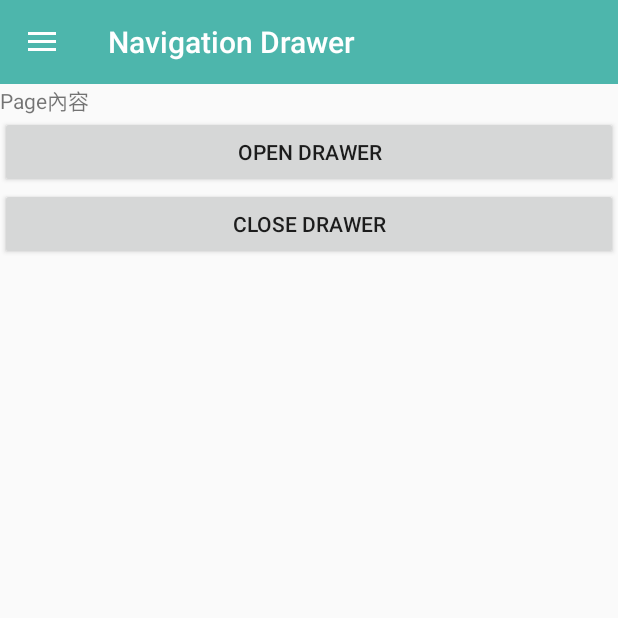
After one commit to kentsung118/android-ui-runway, an Android app: the DrawerActivity screen opened directly, with no data from a screen before it, on a phone screen of 412 x 824 dp, the top half of it. The commit adds this screen. Run offline under Robolectric (Android 15) with nearby library versions, the phone set to English and light mode, and no system bars; our stand-ins replace ButterKnife.

Commit message:
加入Navigation Drawer

```diff
--- a/app/src/main/AndroidManifest.xml
+++ b/app/src/main/AndroidManifest.xml
@@ -19,6 +19,7 @@
         <activity android:name=".demo.recyclerview.RecyclerViewActivity"/>
         <activity android:name=".demo.listview.ListViewActivity"/>
         <activity android:name=".demo.alarm.AlarmActivity"/>
+        <activity android:name=".demo.drawer.DrawerActivity"/>
 
         <receiver
             android:name=".demo.alarm.AlarmReceiver"
--- a/app/src/main/java/com/android/ui/kent/MainActivity.java
+++ b/app/src/main/java/com/android/ui/kent/MainActivity.java
@@ -10,6 +10,7 @@ import android.widget.ListView;
 
 import com.android.ui.kent.demo.BaseActivity;
 import com.android.ui.kent.demo.alarm.AlarmActivity;
+import com.android.ui.kent.demo.drawer.DrawerActivity;
 import com.android.ui.kent.demo.listview.ListViewActivity;
 import com.android.ui.kent.demo.recyclerview.RecyclerViewActivity;
 
@@ -45,6 +46,7 @@ public class MainActivity extends BaseActivity {
         list.add("RecyclerView");
         list.add("ListView");
         list.add("Alarm Manager");
+        list.add("Navigation Drawer");
 
         ArrayAdapter<String> listAdapter = new ArrayAdapter(this, android.R.layout.simple_list_item_1, list);
         listView.setAdapter(listAdapter);
@@ -66,6 +68,9 @@ public class MainActivity extends BaseActivity {
                 case 2:
                     AlarmActivity.launch(activity);
                     break;
+                case 3:
+                    DrawerActivity.launch(activity);
+                    break;
                 default:
                     break;
             }
--- /dev/null
+++ b/app/src/main/java/com/android/ui/kent/demo/drawer/DrawerActivity.java
@@ -0,0 +1,100 @@
+package com.android.ui.kent.demo.drawer;
+
+import android.app.Activity;
+import android.content.Intent;
+import android.os.Bundle;
+import android.support.annotation.Nullable;
+import android.support.v4.widget.DrawerLayout;
+import android.support.v7.app.ActionBarDrawerToggle;
+import android.view.View;
+import android.view.ViewGroup;
+import android.widget.AdapterView;
+import android.widget.ArrayAdapter;
+import android.widget.Button;
+import android.widget.ListView;
+import android.widget.Toast;
+
+import com.android.ui.kent.R;
+import com.android.ui.kent.demo.BaseActivity;
+
+import butterknife.Bind;
+import butterknife.ButterKnife;
+import butterknife.OnClick;
+
+/**
+ * Created by Kent on 2016/10/3.
+ */
+
+public class DrawerActivity extends BaseActivity {
+
+    @Bind(R.id.drawer_layout)
+    DrawerLayout drawerLayout;
+    @Bind(R.id.left_drawer_container)
+    ViewGroup leftDrawerContainer;
+
+    @Bind(R.id.side_listview)
+    ListView sideItems;
+
+    @Override
+    protected void onCreate(@Nullable Bundle savedInstanceState) {
+        super.onCreate(savedInstanceState);
+        setContentView(R.layout.activity_drawer);
+        ButterKnife.bind(this);
+
+        initToolbar();
+        initNavigationDrawer();
+
+    }
+
+    private void initToolbar(){
+        this.setupToolbar();
+        this.setToolbarTitle("Navigation Drawer");
+
+    }
+
+    private void initNavigationDrawer(){
+        ActionBarDrawerToggle actionBarDrawerToggle = new ActionBarDrawerToggle(this, drawerLayout, toolbar, R.string.app_name, R.string.app_name) {
+            @Override
+            public void onDrawerClosed(View drawerView) {
+                super.onDrawerClosed(drawerView);
+            }
+
+            @Override
+            public void onDrawerOpened(View drawerView) {
+                super.onDrawerOpened(drawerView);
+            }
+        };
+
+        drawerLayout.setDescendantFocusability(ViewGroup.FOCUS_BEFORE_DESCENDANTS);
+        drawerLayout.setDrawerListener(actionBarDrawerToggle);
+        actionBarDrawerToggle.syncState();
+
+        final String[] list = {"鉛筆","原子筆","鋼筆","毛筆","彩色筆"};
+        ArrayAdapter<String> arrayAdapter = new ArrayAdapter(this,android.R.layout.simple_list_item_1,list);
+        sideItems.setAdapter(arrayAdapter);
+        sideItems.setOnItemClickListener(new AdapterView.OnItemClickListener() {
+            @Override
+            public void onItemClick(AdapterView<?> parent, View view, int position, long id) {
+                Toast.makeText(getApplicationContext(), "你選擇的是" + list[position], Toast.LENGTH_SHORT).show();
+            }
+        });
+
+
+
+    }
+
+    @OnClick({R.id.btn_open, R.id.btn_close})
+    public void onBtnClick(View view){
+        if(view.getId() == R.id.btn_open){
+            drawerLayout.openDrawer(leftDrawerContainer);
+        } else{
+            drawerLayout.closeDrawer(leftDrawerContainer);
+        }
+    }
+
+    public static void launch(Activity activity) {
+        Intent intent = new Intent(activity, DrawerActivity.class);
+        activity.startActivity(intent);
+    }
+
+}
--- /dev/null
+++ b/app/src/main/res/layout/activity_drawer.xml
@@ -0,0 +1,50 @@
+<?xml version="1.0" encoding="utf-8"?>
+<android.support.v4.widget.DrawerLayout xmlns:android="http://schemas.android.com/apk/res/android"
+    android:id="@+id/drawer_layout"
+    android:layout_width="match_parent"
+    android:layout_height="match_parent">
+
+    <!-- normal content view -->
+    <LinearLayout
+        android:layout_width="match_parent"
+        android:layout_height="match_parent"
+        android:orientation="vertical">
+
+        <include layout="@layout/view_toolbar"/>
+
+        <TextView
+            android:layout_width="wrap_content"
+            android:layout_height="wrap_content"
+            android:text="Page內容"/>
+
+        <Button
+            android:text="Open Drawer"
+            android:layout_width="match_parent"
+            android:layout_height="wrap_content"
+            android:id="@+id/btn_open" />
+
+        <Button
+            android:text="Close Drawer"
+            android:layout_width="match_parent"
+            android:layout_height="wrap_content"
+            android:id="@+id/btn_close" />
+
+
+    </LinearLayout>
+
+
+    <!--drawer view -->
+    <LinearLayout
+        android:id="@+id/left_drawer_container"
+        android:layout_width="match_parent"
+        android:layout_height="match_parent"
+        android:layout_gravity="start"
+        android:background="@color/main_write"
+        android:orientation="vertical">
+
+        <include layout="@layout/view_navigation"/>
+
+    </LinearLayout>
+
+
+</android.support.v4.widget.DrawerLayout>
--- a/app/src/main/res/values/colors.xml
+++ b/app/src/main/res/values/colors.xml
@@ -33,6 +33,7 @@
     <color name="main_write">#FFFFFF</color>
     <color name="main_black">#000000</color>
     <color name="main_brown">#656465</color>
+    <color name="light_gray">#C9C9C9</color>
     <color name="image_bg">#322825</color>
 
 
```
Also changed, not shown: app/src/main/res/layout/drawer_header.xml (added, +61 -0 lines), app/src/main/res/layout/view_navigation.xml (added, +30 -0 lines).
